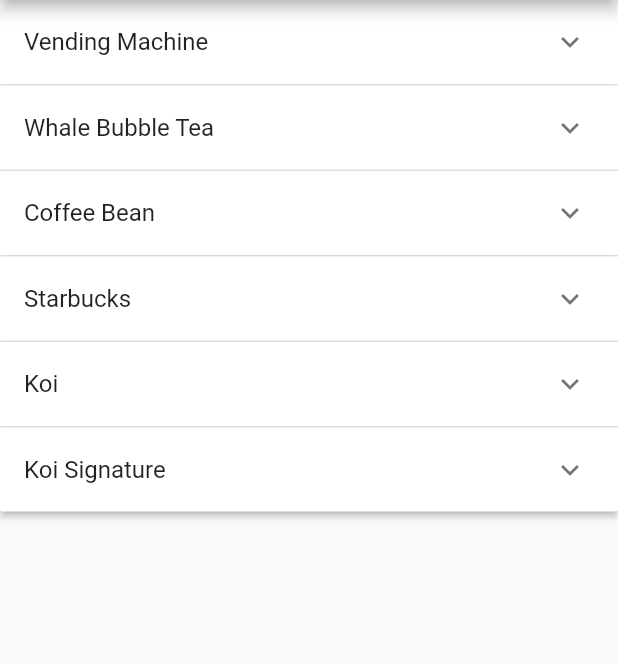
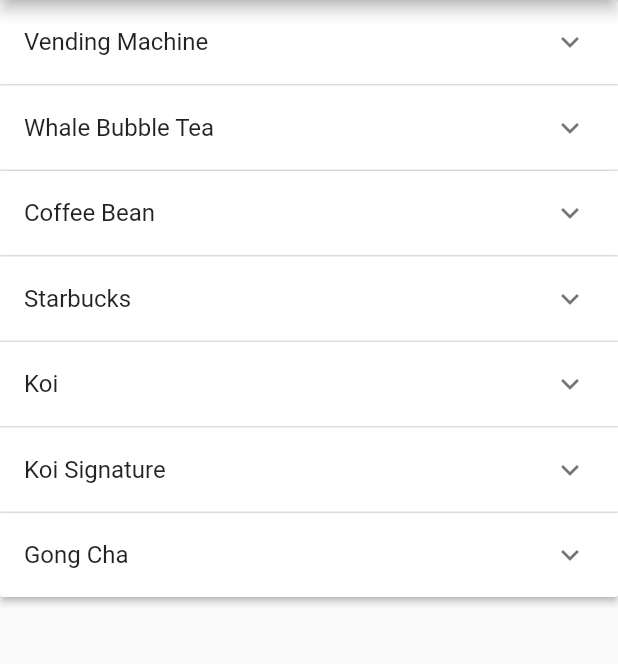
Before and after one commit to newzealot/foodselector, a Flutter app: the screen it shows after launch, after a tap on "Drink", on a phone screen of 412 x 824 dp, the part 84-748 px from its top. Run offline on Flutter 3.47's test engine with Material 2 defaults, Android fonts, the phone set to English and light mode, and no system bars; our stand-ins replace flutter_secure_storage; missing offline and left inert: mysql1.

Commit message:
Update constants.dart
added Gong Cha Coconut Slush

```diff
--- a/lib/constants.dart
+++ b/lib/constants.dart
@@ -122,4 +122,9 @@
     "Name": "Earl Grey Milk Tea Large",
     "Cost": 5.80,
   },
+  8: {
+    "Location": "Gong Cha",
+    "Name": "Coconut Slush",
+    "Cost": 4.50,
+  },
 };
```
